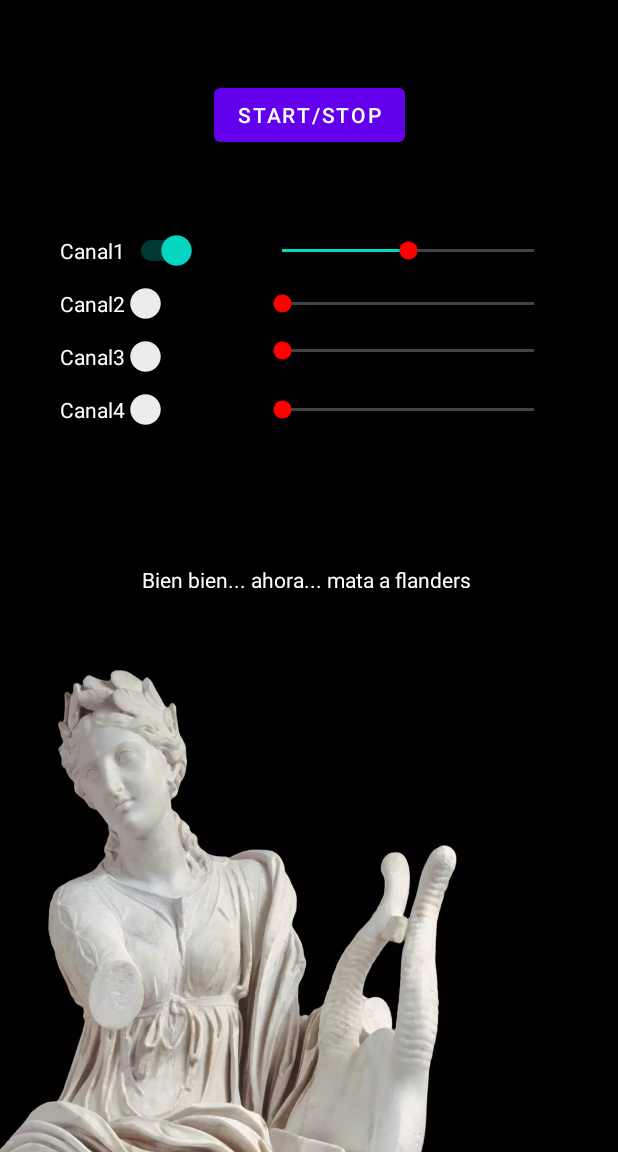
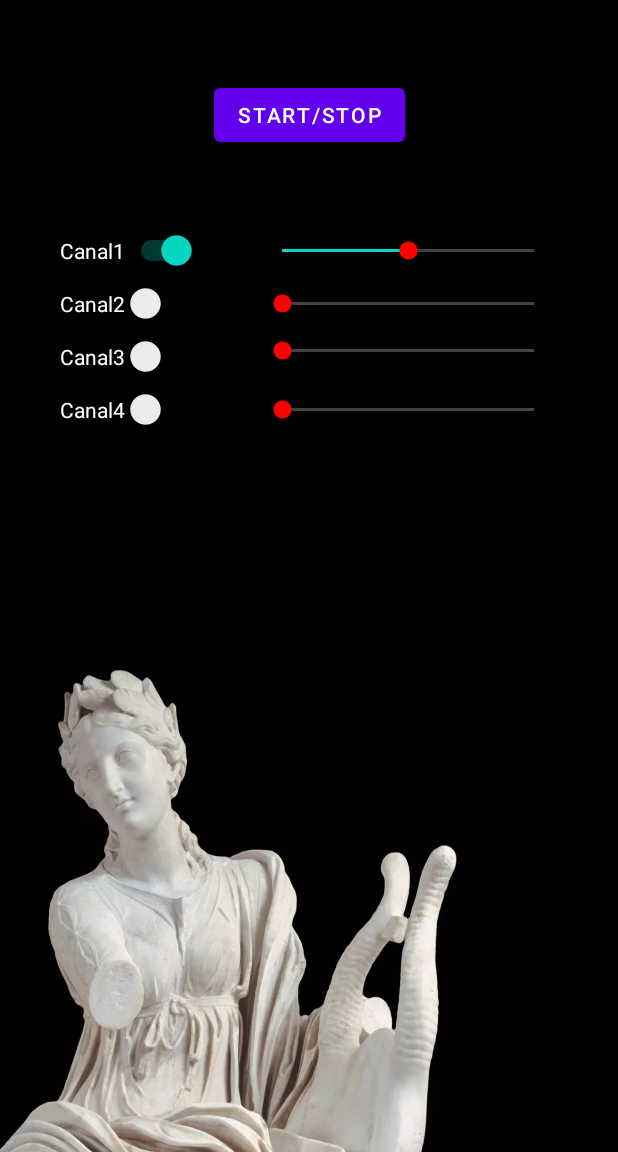
Before and after one commit to Korhyu/App_Android, an Android app: the screen it shows after launch (AudioActivity), on a phone screen of 412 x 824 dp, the part 84-1236 px from its top. Run offline under Robolectric (Android 15) with nearby library versions, the phone set to English and light mode, and no system bars; network calls fail.

Commit message:
Preparando presentacion Proyecto

```diff
--- a/app/src/main/res/layout/activity_audio.xml
+++ b/app/src/main/res/layout/activity_audio.xml
@@ -162,16 +162,4 @@
         app:layout_constraintTop_toTopOf="@+id/switch_ch4" />
 
 
-    <TextView
-        android:id="@+id/textView"
-        android:layout_width="223dp"
-        android:layout_height="15dp"
-        android:background="@color/negro"
-        android:textColor="@color/blanco"
-        android:text="Bien bien... ahora... mata a flanders"
-        app:layout_constraintBottom_toTopOf="@+id/guideline3"
-        app:layout_constraintEnd_toEndOf="parent"
-        app:layout_constraintStart_toStartOf="parent"
-        app:layout_constraintTop_toTopOf="@+id/guideline3"
-        app:layout_constraintVertical_bias="0.229" />
 </androidx.constraintlayout.widget.ConstraintLayout>
```
